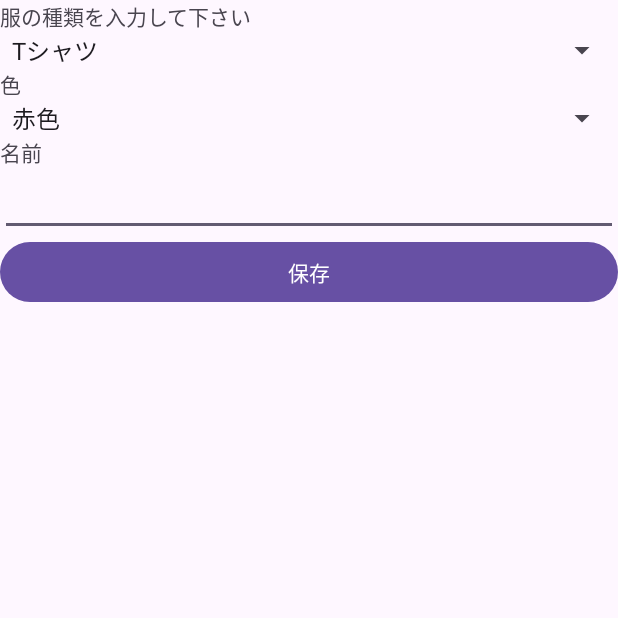
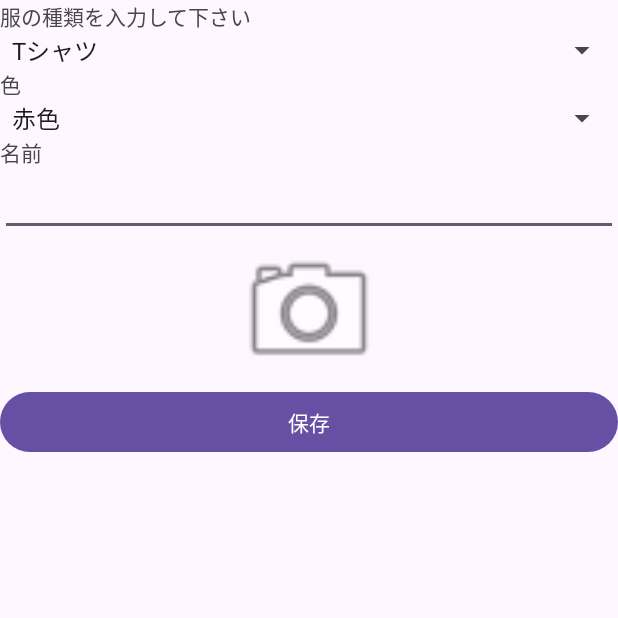
Before and after one commit to Fujikouki/DigitalCloset, an Android app: the screen it shows after launch (MainActivity), on a phone screen of 412 x 824 dp, the top half of it. Run offline under Robolectric (Android 15) with nearby library versions, the phone set to English and light mode, and no system bars; libraries missing offline, so code that uses them is left out: androidx.camera.core.

Commit message:
カメラ撮影機能完成

```diff
--- a/app/src/main/AndroidManifest.xml
+++ b/app/src/main/AndroidManifest.xml
@@ -1,6 +1,9 @@
 <?xml version="1.0" encoding="utf-8"?>
 <manifest xmlns:android="http://schemas.android.com/apk/res/android"
     xmlns:tools="http://schemas.android.com/tools">
+
+    <uses-permission android:name="android.permission.CAMERA" />
+    <uses-feature android:name="android.hardware.camera" />
 
     <application
         android:allowBackup="true"
--- a/app/src/main/java/com/example/digitalcloset/BlankFragment.kt
+++ b/app/src/main/java/com/example/digitalcloset/BlankFragment.kt
@@ -1,7 +1,13 @@
 package com.example.digitalcloset
 
+import android.app.Activity.RESULT_OK
+import android.content.ContentValues
 import android.content.Context
+import android.content.Intent
+import android.content.pm.PackageManager
+import android.net.Uri
 import android.os.Bundle
+import android.provider.MediaStore
 import android.util.Log
 import androidx.fragment.app.Fragment
 import android.view.LayoutInflater
@@ -9,10 +15,26 @@ import android.view.View
 import android.view.ViewGroup
 import android.widget.Button
 import android.widget.EditText
+import android.widget.ImageView
 import android.widget.Spinner
+import androidx.activity.result.ActivityResult
+import androidx.activity.result.ActivityResultCallback
+import androidx.activity.result.contract.ActivityResultContracts
+import androidx.camera.core.ImageCapture
+import androidx.core.app.ActivityCompat
+import androidx.core.content.ContextCompat
+import com.example.digitalcloset.databinding.FragmentBlankBinding
+import java.text.DateFormat
+import java.text.SimpleDateFormat
+import java.util.Date
+import java.util.Locale
 
 class BlankFragment : Fragment() {
 
+    private val _cameraLauncher = registerForActivityResult(
+        ActivityResultContracts.StartActivityForResult(),onActivityResultFromCamera()
+    )
+    private var _imageUrl:Uri? = null
 
     private lateinit var _helper: Database
     override fun onAttach(context: Context) {
@@ -34,13 +56,47 @@ class BlankFragment : Fragment() {
     ): View? {
 
         val rootView = inflater.inflate(R.layout.fragment_blank, container, false)
+        val saveButton = rootView.findViewById<Button>(R.id.savebutton)
+        val ImageButton = rootView.findViewById<ImageView>(R.id.image_view)
+        val listener = SaveListener()
+        val listener1 = CameraListner()
+        ImageButton.setOnClickListener(listener1)
+        saveButton.setOnClickListener(listener)
+        return rootView
 
-        val saveButton = rootView.findViewById<Button>(R.id.savebutton)
-        val listener = SaveListener()
+    }
 
-        saveButton.setOnClickListener(listener)
+    private inner class CameraListner:View.OnClickListener{
 
-        return rootView
+        override fun onClick(view: View) {
+            val now = Date()
+            val dateFormat = SimpleDateFormat("yyyyMMddHHmmss")
+            val nowStr = dateFormat.format(now)
+            Log.d("name",nowStr)
+            val fileName = "asd${nowStr}.jpg"
+            Log.d("faname",fileName)
+            val values = ContentValues()
+            values.put(MediaStore.Images.Media.TITLE, fileName)
+            values.put(MediaStore.Images.Media.MIME_TYPE, "image/jpeg")
+            _imageUrl = requireActivity().contentResolver.insert(MediaStore.Images.Media.EXTERNAL_CONTENT_URI,values)
+            Log.d("url",_imageUrl.toString())
+            val intent = Intent(MediaStore.ACTION_IMAGE_CAPTURE)
+            intent.putExtra(MediaStore.EXTRA_OUTPUT,_imageUrl)
+            _cameraLauncher.launch(intent)
+        }
+    }
+
+
+    private inner class onActivityResultFromCamera:ActivityResultCallback<ActivityResult>{
+        override fun onActivityResult(result: ActivityResult) {
+            Log.d("カメラ",result.toString())
+            if(result.resultCode == RESULT_OK ){
+
+                val ini = view?.findViewById<ImageView>(R.id.image_view)
+                ini?.setImageURI(_imageUrl)
+
+            }
+        }
     }
 
     private inner class SaveListener:View.OnClickListener{
--- a/app/src/main/java/com/example/digitalcloset/MainActivity.kt
+++ b/app/src/main/java/com/example/digitalcloset/MainActivity.kt
@@ -11,7 +11,6 @@ class MainActivity : AppCompatActivity() {
         val viewBinding = ActivityMainBinding.inflate(layoutInflater)
         setContentView(viewBinding.root)
 
-
     }
 
 }
--- a/app/src/main/res/layout/fragment_blank.xml
+++ b/app/src/main/res/layout/fragment_blank.xml
@@ -47,6 +47,18 @@
         android:inputType="text"/>
 
 
+ <ImageView
+     xmlns:app = "http://schemas.android.com/apk/res-auto"
+     android:layout_width="match_parent"
+     android:layout_height="100dp"
+     android:layout_gravity="center"
+     android:id="@+id/image_view"
+     app:srcCompat = "@android:drawable/ic_menu_camera"
+     />
+
+
+
+
  <Button
      android:id="@+id/savebutton"
      android:layout_width="match_parent"
```
